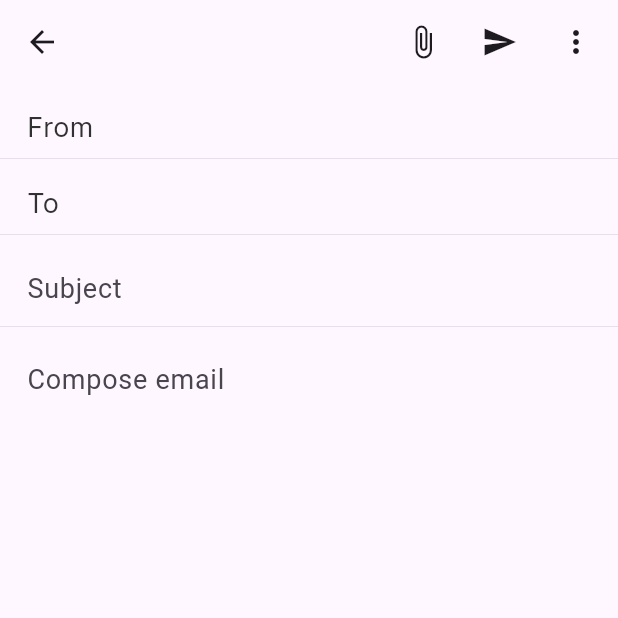
After one commit to PrabhakarRaj0328/test_client, a Flutter app: the Compose screen opened directly, after a tap on the "send" icon, on a phone screen of 412 x 824 dp, the top half of it. The commit adds this screen. Run offline on Flutter 3.47's test engine with Material 3 defaults, Android fonts, the phone set to English and light mode, and no system bars; our stand-ins replace flutter_dotenv; missing offline and left inert: enough_mail; accounts and stored records are empty.

Commit message:
Send and Fetch Mails

```diff
--- /dev/null
+++ b/lib/views/compose.dart
@@ -0,0 +1,142 @@
+// ignore_for_file: prefer_const_constructors, prefer_const_literals_to_create_immutables
+
+import 'package:flutter/material.dart';
+import 'package:mail_client/views/send.dart';
+
+class Compose extends StatefulWidget {
+  const Compose({super.key});
+
+  @override
+  State<Compose> createState() => _ComposeState();
+}
+
+class _ComposeState extends State<Compose> {
+  final _formKey = GlobalKey<FormState>();
+  final TextEditingController _fromController = TextEditingController();
+  final TextEditingController _toController = TextEditingController();
+  final TextEditingController _subjectController = TextEditingController();
+  final TextEditingController _bodyController = TextEditingController();
+
+  @override
+  Widget build(BuildContext context) {
+    return Scaffold(
+      appBar: AppBar(
+        title: Row(
+          mainAxisAlignment: MainAxisAlignment.end,
+          children: <Widget>[
+            Icon(Icons.attach_file),
+            SizedBox(width: 15),
+            IconButton(
+                icon: Icon(Icons.send_sharp),
+                onPressed: () {
+                  imapExample();
+                  // smtpExample(
+                  //   _fromController.text,
+                  //   _toController.text,
+                  //   _subjectController.text,
+                  //   _bodyController.text,
+                  // );
+                }),
+            SizedBox(width: 15),
+            Icon(Icons.more_vert),
+          ],
+        ),
+      ),
+      body: SingleChildScrollView(
+        child: Form(
+          key: _formKey,
+          child: Column(
+            children: [
+              Row(
+                children: [
+                  Padding(
+                    padding: EdgeInsets.fromLTRB(18.0, 10.0, 0, 0),
+                    child: Text(
+                      'From',
+                      style: TextStyle(
+                        fontSize: 18,
+                        fontFamily: 'Inter-Bold',
+                        color: Color.fromARGB(255, 50, 49, 49),
+                      ),
+                    ),
+                  ),
+                  SizedBox(width: 12),
+                  Expanded(
+                    child: TextFormField(
+                      maxLines: null,
+                      controller: _fromController,
+                      decoration: InputDecoration(
+                        border: InputBorder.none,
+                      ),
+                    ),
+                  ),
+                ],
+              ),
+              Divider(
+                height: 3,
+                thickness: 0.3,
+              ),
+              Row(
+                children: [
+                  Padding(
+                    padding: EdgeInsets.fromLTRB(18.0, 10.0, 0, 0),
+                    child: Text(
+                      'To',
+                      style: TextStyle(
+                        fontSize: 18,
+                        fontFamily: 'Inter-Bold',
+                        color: Color.fromARGB(255, 50, 49, 49),
+                      ),
+                    ),
+                  ),
+                  SizedBox(width: 12),
+                  Expanded(
+                    child: TextFormField(
+                      maxLines: null,
+                      controller: _toController,
+                      decoration: InputDecoration(
+                        border: InputBorder.none,
+                      ),
+                    ),
+                  ),
+                ],
+              ),
+              Divider(
+                height: 3,
+                thickness: 0.3,
+              ),
+              Padding(
+                padding: const EdgeInsets.fromLTRB(18.0, 10, 0, 0),
+                child: TextFormField(
+                  controller: _subjectController,
+                  maxLines: null,
+                  decoration: InputDecoration(
+                    hintText: 'Subject',
+                    hintStyle: TextStyle(fontSize: 18),
+                    border: InputBorder.none,
+                  ),
+                ),
+              ),
+              Divider(
+                height: 3,
+                thickness: 0.3,
+              ),
+              Padding(
+                padding: const EdgeInsets.fromLTRB(18.0, 10, 0, 0),
+                child: TextFormField(
+                  maxLines: null,
+                  controller: _bodyController,
+                  decoration: InputDecoration(
+                    hintText: 'Compose email',
+                    hintStyle: TextStyle(fontSize: 18),
+                    border: InputBorder.none,
+                  ),
+                ),
+              ),
+            ],
+          ),
+        ),
+      ),
+    );
+  }
+}
--- a/lib/views/mail_list.dart
+++ b/lib/views/mail_list.dart
@@ -12,7 +12,7 @@ class MailList extends StatelessWidget {
   Widget build(BuildContext context) {
     return ListTile(
       leading: CircleAvatar(
-        backgroundColor: Color.fromARGB(255, 167, 211, 247),
+        backgroundColor: const Color.fromARGB(255, 9, 128, 226),
         child: Text(
           email.sender.substring(0, 1).toUpperCase(),
           style: TextStyle(
--- a/lib/views/mail_view.dart
+++ b/lib/views/mail_view.dart
@@ -43,7 +43,7 @@ class Message extends StatelessWidget {
                 Row(
                   children: [
                     CircleAvatar(
-                      backgroundColor: Color.fromARGB(255, 167, 211, 247),
+                      backgroundColor: const Color.fromARGB(255, 9, 128, 226),
                       child: Text(
                         email.sender.substring(0, 1).toUpperCase(),
                         style: TextStyle(
--- /dev/null
+++ b/lib/views/send.dart
@@ -0,0 +1,105 @@
+// ignore_for_file: prefer_const_constructors, avoid_print
+
+import 'dart:io';
+import 'package:enough_mail/enough_mail.dart';
+import 'package:flutter_dotenv/flutter_dotenv.dart';
+
+String imapServerHost = 'newmailhost.cc.iitk.ac.in';
+int imapServerPort = 993;
+bool isImapServerSecure = true;
+String smtpServerHost = 'smtp.cc.iitk.ac.in';
+int smtpServerPort = 465;
+bool isSmtpServerSecure = true;
+String? username;
+String? password;
+
+Future<void> imapExample() async {
+  await dotenv.load(fileName: "assets/.env");
+
+  username = 'prabhakar23';
+  password = dotenv.env['password'];
+  final client = ImapClient(isLogEnabled: false);
+  try {
+    await client.connectToServer(imapServerHost, imapServerPort,
+        isSecure: isImapServerSecure);
+    await client.login(username!, password!);
+
+    final mailboxes = await client.listMailboxes();
+    print('mailboxes: $mailboxes');
+    await client.selectInbox();
+
+    final fetchResult = await client.fetchRecentMessages(
+        messageCount: 10, criteria: 'BODY.PEEK[]');
+    for (final message in fetchResult.messages) {
+      printMessage(message);
+    }
+    await client.logout();
+  } on ImapException catch (e) {
+    print('IMAP failed with $e');
+  }
+}
+
+Future<void> smtpExample(String senderMail, String recipientMail,
+    String subject, String body) async {
+  final client = SmtpClient('smtp.cc.iitk.ac.in', isLogEnabled: true);
+  await dotenv.load(fileName: "assets/.env");
+
+  username = dotenv.env['userName'];
+  password = dotenv.env['password'];
+  try {
+    await client.connectToServer(smtpServerHost, smtpServerPort,
+        isSecure: isSmtpServerSecure);
+    print('Connected to SMTP server.');
+
+    await client.ehlo();
+    print('EHLO command sent.');
+
+    if (client.serverInfo.supportsAuth(AuthMechanism.plain)) {
+      await client.authenticate(username!, password!, AuthMechanism.plain);
+      print('Authenticated using PLAIN mechanism.');
+    } else if (client.serverInfo.supportsAuth(AuthMechanism.login)) {
+      await client.authenticate(username!, password!, AuthMechanism.login);
+      print('Authenticated using LOGIN mechanism.');
+    } else {
+      print('No supported authentication mechanism found.');
+      return;
+    }
+    var sName = '';
+    var rName = '';
+    for (int i = 0; i < senderMail.length; i++) {
+      if (senderMail[i] == '@') break;
+      sName = sName + senderMail[i];
+    }
+    for (int i = 0; i < recipientMail.length; i++) {
+      if (recipientMail[i] == '@') break;
+      rName = rName + recipientMail[i];
+    }
+    final builder = MessageBuilder.prepareMultipartAlternativeMessage(
+      plainText: body,
+      htmlText: '<p>$body</p>',
+    )
+      ..from = [MailAddress(sName, senderMail)]
+      ..to = [MailAddress(rName, recipientMail)]
+      ..subject = subject;
+    final mimeMessage = builder.buildMimeMessage();
+    final sendResponse = await client.sendMessage(mimeMessage);
+
+    if (sendResponse.isOkStatus) {
+      print('Message sent successfully.');
+    } else {
+      print('Failed to send message:');
+    }
+  } on SmtpException catch (e) {
+    print('SMTP failed with $e');
+  } finally {
+    await client.disconnect();
+    print('Disconnected from SMTP server.');
+  }
+}
+
+void printMessage(MimeMessage message) {
+  print('From: ${message.from}');
+  print('Subject: ${message.decodeSubject()}');
+  print('Date: ${message.decodeDate()}');
+  print('Body: ${message.decodeTextPlainPart()}');
+}
```
Also changed, not shown: lib/views/mail_widget.dart (+17 -8 lines), pubspec.yaml (+7 -3 lines), pubspec.lock, 1 other file.
